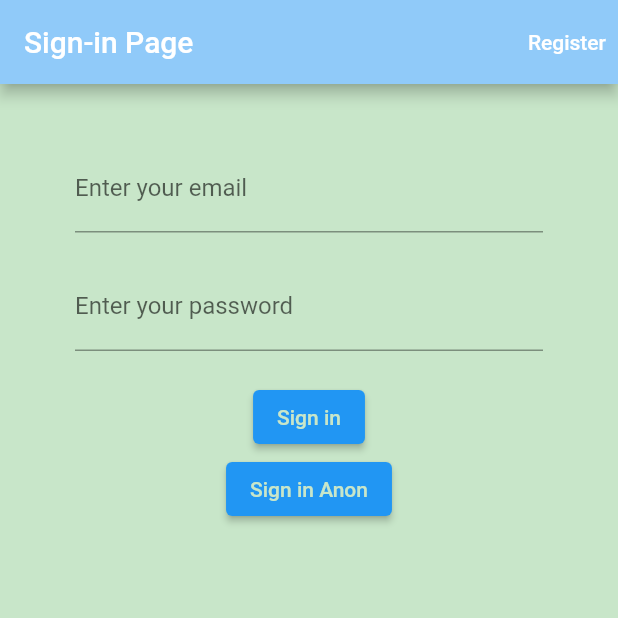
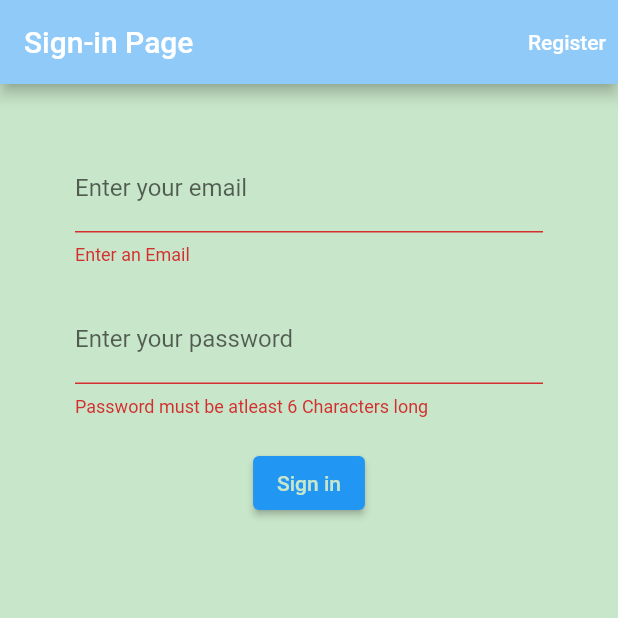
Before and after one commit to Jnpk1/Team-6-Project-1, a Flutter app: the screen it shows after launch, after a tap on "Sign in", on a phone screen of 412 x 824 dp, the top half of it. Run offline on Flutter 3.47's test engine with Material 2 defaults, Android fonts, the light colour scheme and no system bars; our stand-ins replace firebase_auth, firebase_core; accounts and stored records are empty.

Commit message:
Sign In Functionality
Deleted Anonymous Sign In,
Implemented Sign in with email and password

```diff
--- a/lib/Authenticity/signin.dart
+++ b/lib/Authenticity/signin.dart
@@ -11,9 +11,11 @@ class signin extends StatefulWidget {
 
 class _signinState extends State<signin> {
   final AuthenticateService _auth = AuthenticateService();
-  //To hold the email and passwaord inputs
+  final _formKey = GlobalKey<FormState>();
+
   String email = "";
   String password = "";
+  String error = '';
   @override
   Widget build(BuildContext context) {
     return Scaffold(
@@ -34,12 +36,14 @@ class _signinState extends State<signin> {
         body: Container(
           padding: EdgeInsets.symmetric(vertical: 20.0, horizontal: 50.0),
           child: Form(
+            key: _formKey,
             child: Column(
               children: <Widget>[
                 //Form Field for Email
                 SizedBox(height: 20.0),
                 TextFormField(
                   decoration: InputDecoration(labelText: 'Enter your email'),
+                  validator: (val) => val!.isEmpty ? 'Enter an Email' : null,
                   onChanged: (val) {
                     setState(() => email = val);
                   },
@@ -49,6 +53,9 @@ class _signinState extends State<signin> {
                 TextFormField(
                     decoration:
                         InputDecoration(labelText: 'Enter your password'),
+                    validator: (val) => val!.length < 6
+                        ? 'Password must be atleast 6 Characters long'
+                        : null,
                     obscureText: true,
                     onChanged: (val) {
                       setState(() => password = val);
@@ -59,21 +66,19 @@ class _signinState extends State<signin> {
                     child: Text('Sign in'),
                     style: TextButton.styleFrom(primary: Colors.green[100]),
                     onPressed: () async {
-                      print(email);
-                      print(password);
+                      if (_formKey.currentState!.validate()) {
+                        dynamic result =
+                            await _auth.signInAccount(email, password);
+                        if (result == null) {
+                          setState(() => error = 'Incorrect Email/Password');
+                        }
+                      }
                     }),
-                ElevatedButton(
-                    child: Text('Sign in Anon'),
-                    style: TextButton.styleFrom(primary: Colors.green[100]),
-                    onPressed: () async {
-                      dynamic result = await _auth.anonSign();
-                      if (result == null) {
-                        print("error signing in");
-                      } else {
-                        print("signed in");
-                        print(result.uid);
-                      }
-                    })
+                SizedBox(height: 12),
+                Text(
+                  error,
+                  style: TextStyle(color: Colors.red, fontSize: 12.0),
+                ),
               ],
             ),
           ),
--- a/lib/Authenticity/signup.dart
+++ b/lib/Authenticity/signup.dart
@@ -57,6 +57,7 @@ class _signupState extends State<signup> {
                       if (_formKey.currentState!.validate()) {
                         dynamic result =
                             await _auth.registerAccount(email, password);
+
                         if (result == null) {
                           setState(() => error = 'Invalid Account Creation');
                         }
```
Also changed, not shown: lib/Authentication/auth.dart (+5 -5 lines).
